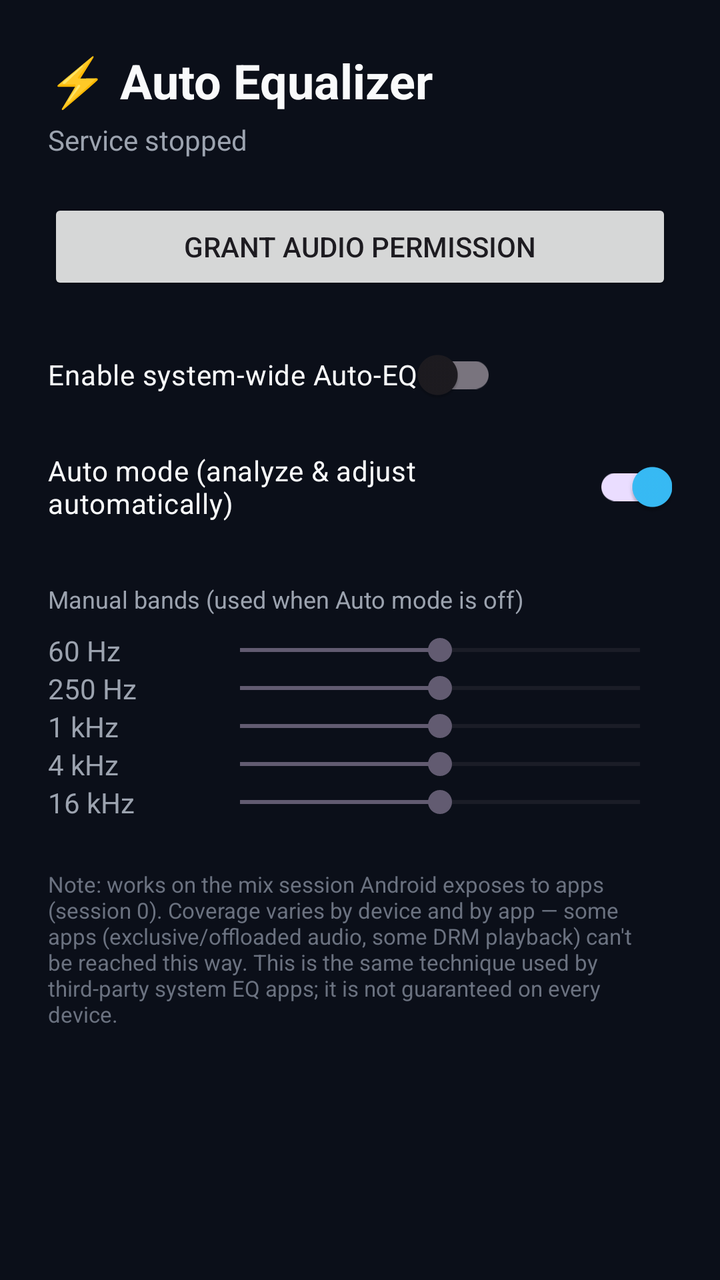
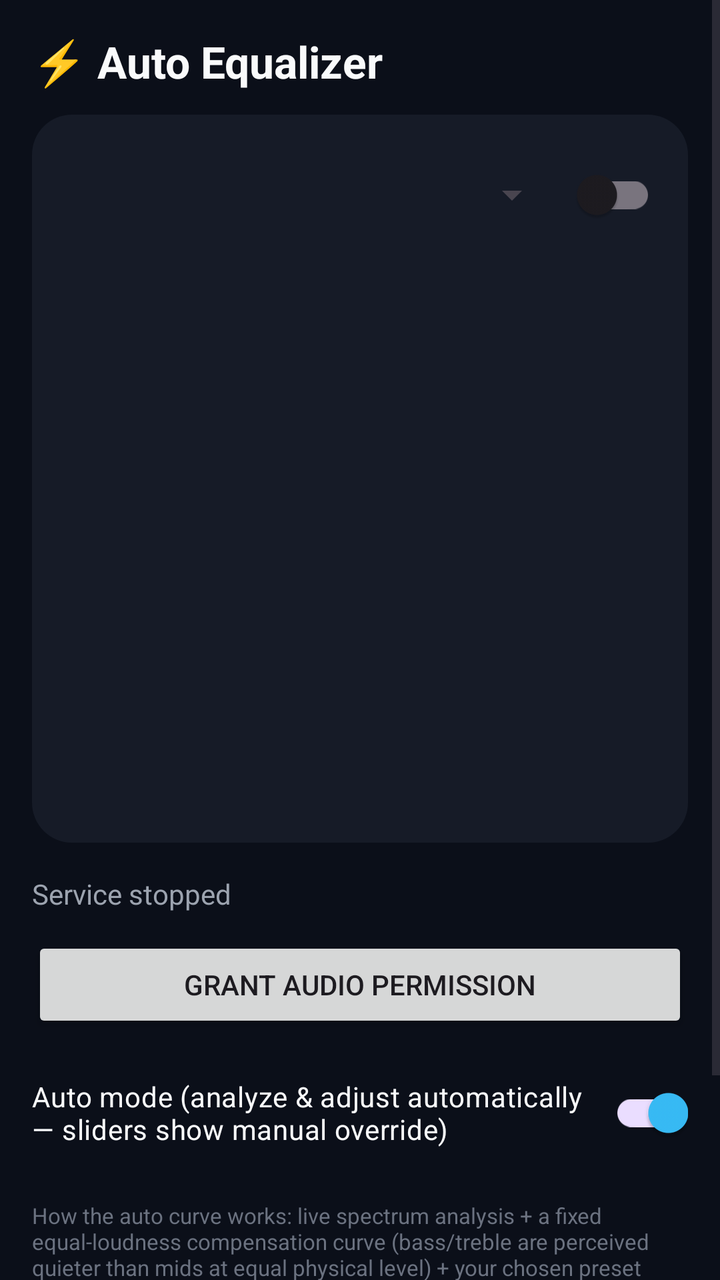

Compare the two renders of this Android layout. The source of the first and the diff that turns it into the second are given below.
<!-- AndroidManifest.xml: application theme Theme.AutoEqualizer -->
<!-- res/layout/activity_main.xml -->
<?xml version="1.0" encoding="utf-8"?>
<ScrollView xmlns:android="http://schemas.android.com/apk/res/android"
    android:layout_width="match_parent"
    android:layout_height="match_parent"
    android:background="#0B0F19">

    <LinearLayout
        android:layout_width="match_parent"
        android:layout_height="wrap_content"
        android:orientation="vertical"
        android:padding="24dp">

        <TextView
            android:layout_width="wrap_content"
            android:layout_height="wrap_content"
            android:text="⚡ Auto Equalizer"
            android:textColor="#F9FAFB"
            android:textSize="24sp"
            android:textStyle="bold" />

        <TextView
            android:id="@+id/statusText"
            android:layout_width="wrap_content"
            android:layout_height="wrap_content"
            android:layout_marginTop="4dp"
            android:text="Service stopped"
            android:textColor="#9CA3AF"
            android:textSize="14sp" />

        <Button
            android:id="@+id/permissionButton"
            android:layout_width="match_parent"
            android:layout_height="wrap_content"
            android:layout_marginTop="20dp"
            android:text="Grant Audio Permission" />

        <com.google.android.material.switchmaterial.SwitchMaterial
            android:id="@+id/serviceToggle"
            android:layout_width="wrap_content"
            android:layout_height="wrap_content"
            android:layout_marginTop="16dp"
            android:text="Enable system-wide Auto-EQ"
            android:textColor="#F9FAFB" />

        <com.google.android.material.switchmaterial.SwitchMaterial
            android:id="@+id/autoModeToggle"
            android:layout_width="wrap_content"
            android:layout_height="wrap_content"
            android:layout_marginTop="8dp"
            android:checked="true"
            android:text="Auto mode (analyze &amp; adjust automatically)"
            android:textColor="#F9FAFB" />

        <TextView
            android:layout_width="match_parent"
            android:layout_height="wrap_content"
            android:layout_marginTop="24dp"
            android:text="Manual bands (used when Auto mode is off)"
            android:textColor="#9CA3AF"
            android:textSize="12sp" />

        <LinearLayout
            android:layout_width="match_parent"
            android:layout_height="wrap_content"
            android:layout_marginTop="8dp"
            android:orientation="vertical">

            <LinearLayout android:layout_width="match_parent" android:layout_height="wrap_content" android:orientation="horizontal" android:gravity="center_vertical">
                <TextView android:layout_width="80dp" android:layout_height="wrap_content" android:text="60 Hz" android:textColor="#9CA3AF" />
                <SeekBar android:id="@+id/band0" android:layout_width="0dp" android:layout_weight="1" android:layout_height="wrap_content" android:max="30" android:progress="15" />
            </LinearLayout>

            <LinearLayout android:layout_width="match_parent" android:layout_height="wrap_content" android:orientation="horizontal" android:gravity="center_vertical">
                <TextView android:layout_width="80dp" android:layout_height="wrap_content" android:text="250 Hz" android:textColor="#9CA3AF" />
                <SeekBar android:id="@+id/band1" android:layout_width="0dp" android:layout_weight="1" android:layout_height="wrap_content" android:max="30" android:progress="15" />
            </LinearLayout>

            <LinearLayout android:layout_width="match_parent" android:layout_height="wrap_content" android:orientation="horizontal" android:gravity="center_vertical">
                <TextView android:layout_width="80dp" android:layout_height="wrap_content" android:text="1 kHz" android:textColor="#9CA3AF" />
                <SeekBar android:id="@+id/band2" android:layout_width="0dp" android:layout_weight="1" android:layout_height="wrap_content" android:max="30" android:progress="15" />
            </LinearLayout>

            <LinearLayout android:layout_width="match_parent" android:layout_height="wrap_content" android:orientation="horizontal" android:gravity="center_vertical">
                <TextView android:layout_width="80dp" android:layout_height="wrap_content" android:text="4 kHz" android:textColor="#9CA3AF" />
                <SeekBar android:id="@+id/band3" android:layout_width="0dp" android:layout_weight="1" android:layout_height="wrap_content" android:max="30" android:progress="15" />
            </LinearLayout>

            <LinearLayout android:layout_width="match_parent" android:layout_height="wrap_content" android:orientation="horizontal" android:gravity="center_vertical">
                <TextView android:layout_width="80dp" android:layout_height="wrap_content" android:text="16 kHz" android:textColor="#9CA3AF" />
                <SeekBar android:id="@+id/band4" android:layout_width="0dp" android:layout_weight="1" android:layout_height="wrap_content" android:max="30" android:progress="15" />
            </LinearLayout>

        </LinearLayout>

        <TextView
            android:layout_width="match_parent"
            android:layout_height="wrap_content"
            android:layout_marginTop="24dp"
            android:text="Note: works on the mix session Android exposes to apps (session 0). Coverage varies by device and by app — some apps (exclusive/offloaded audio, some DRM playback) can't be reached this way. This is the same technique used by third-party system EQ apps; it is not guaranteed on every device."
            android:textColor="#6B7280"
            android:textSize="11sp" />

    </LinearLayout>
</ScrollView>
<!-- resources referenced by this layout -->
<resources>
  <style name="Theme.AutoEqualizer" parent="Theme.Material3.DayNight.NoActionBar">
          <item name="colorPrimary">#38BDF8</item>
          <item name="android:windowBackground">#0B0F19</item>
      </style>
</resources>

<!-- the commit's change to res/layout/activity_main.xml (unified diff, before → after) -->
@@ -8,21 +8,75 @@
         android:layout_width="match_parent"
         android:layout_height="wrap_content"
         android:orientation="vertical"
-        android:padding="24dp">
+        android:padding="16dp">
 
         <TextView
             android:layout_width="wrap_content"
             android:layout_height="wrap_content"
             android:text="⚡ Auto Equalizer"
             android:textColor="#F9FAFB"
-            android:textSize="24sp"
-            android:textStyle="bold" />
+            android:textSize="22sp"
+            android:textStyle="bold"
+            android:layout_marginBottom="12dp" />
+
+        
+        <LinearLayout
+            android:layout_width="match_parent"
+            android:layout_height="wrap_content"
+            android:orientation="vertical"
+            android:background="@drawable/card_background"
+            android:padding="16dp">
+
+            
+            <LinearLayout
+                android:layout_width="match_parent"
+                android:layout_height="wrap_content"
+                android:orientation="horizontal"
+                android:gravity="center_vertical"
+                android:layout_marginBottom="16dp">
+
+                <Spinner
+                    android:id="@+id/presetSpinner"
+                    android:layout_width="0dp"
+                    android:layout_height="wrap_content"
+                    android:layout_weight="1" />
+
+                <com.google.android.material.switchmaterial.SwitchMaterial
+                    android:id="@+id/serviceToggle"
+                    android:layout_width="wrap_content"
+                    android:layout_height="wrap_content" />
+            </LinearLayout>
+
+            
+            <LinearLayout
+                android:id="@+id/freqLabelsRow"
+                android:layout_width="match_parent"
+                android:layout_height="wrap_content"
+                android:orientation="horizontal" />
+
+            
+            <LinearLayout
+                android:id="@+id/slidersRow"
+                android:layout_width="match_parent"
+                android:layout_height="260dp"
+                android:orientation="horizontal"
+                android:layout_marginTop="4dp" />
+
+            
+            <LinearLayout
+                android:id="@+id/valueLabelsRow"
+                android:layout_width="match_parent"
+                android:layout_height="wrap_content"
+                android:orientation="horizontal"
+                android:layout_marginTop="4dp" />
+
+        </LinearLayout>
 
         <TextView
             android:id="@+id/statusText"
             android:layout_width="wrap_content"
             android:layout_height="wrap_content"
-            android:layout_marginTop="4dp"
+            android:layout_marginTop="16dp"
             android:text="Service stopped"
             android:textColor="#9CA3AF"
             android:textSize="14sp" />
@@ -31,71 +85,30 @@
             android:id="@+id/permissionButton"
             android:layout_width="match_parent"
             android:layout_height="wrap_content"
-            android:layout_marginTop="20dp"
+            android:layout_marginTop="12dp"
             android:text="Grant Audio Permission" />
-
-        <com.google.android.material.switchmaterial.SwitchMaterial
-            android:id="@+id/serviceToggle"
-            android:layout_width="wrap_content"
-            android:layout_height="wrap_content"
-            android:layout_marginTop="16dp"
-            android:text="Enable system-wide Auto-EQ"
-            android:textColor="#F9FAFB" />
 
         <com.google.android.material.switchmaterial.SwitchMaterial
             android:id="@+id/autoModeToggle"
             android:layout_width="wrap_content"
             android:layout_height="wrap_content"
-            android:layout_marginTop="8dp"
+            android:layout_marginTop="16dp"
             android:checked="true"
-            android:text="Auto mode (analyze &amp; adjust automatically)"
+            android:text="Auto mode (analyze &amp; adjust automatically — sliders show manual override)"
             android:textColor="#F9FAFB" />
 
         <TextView
             android:layout_width="match_parent"
             android:layout_height="wrap_content"
-            android:layout_marginTop="24dp"
-            android:text="Manual bands (used when Auto mode is off)"
-            android:textColor="#9CA3AF"
-            android:textSize="12sp" />
-
-        <LinearLayout
-            android:layout_width="match_parent"
-            android:layout_height="wrap_content"
-            android:layout_marginTop="8dp"
-            android:orientation="vertical">
-
-            <LinearLayout android:layout_width="match_parent" android:layout_height="wrap_content" android:orientation="horizontal" android:gravity="center_vertical">
-                <TextView android:layout_width="80dp" android:layout_height="wrap_content" android:text="60 Hz" android:textColor="#9CA3AF" />
-                <SeekBar android:id="@+id/band0" android:layout_width="0dp" android:layout_weight="1" android:layout_height="wrap_content" android:max="30" android:progress="15" />
-            </LinearLayout>
-
-            <LinearLayout android:layout_width="match_parent" android:layout_height="wrap_content" android:orientation="horizontal" android:gravity="center_vertical">
-                <TextView android:layout_width="80dp" android:layout_height="wrap_content" android:text="250 Hz" android:textColor="#9CA3AF" />
-                <SeekBar android:id="@+id/band1" android:layout_width="0dp" android:layout_weight="1" android:layout_height="wrap_content" android:max="30" android:progress="15" />
-            </LinearLayout>
-
-            <LinearLayout android:layout_width="match_parent" android:layout_height="wrap_content" android:orientation="horizontal" android:gravity="center_vertical">
-                <TextView android:layout_width="80dp" android:layout_height="wrap_content" android:text="1 kHz" android:textColor="#9CA3AF" />
-                <SeekBar android:id="@+id/band2" android:layout_width="0dp" android:layout_weight="1" android:layout_height="wrap_content" android:max="30" android:progress="15" />
-            </LinearLayout>
-
-            <LinearLayout android:layout_width="match_parent" android:layout_height="wrap_content" android:orientation="horizontal" android:gravity="center_vertical">
-                <TextView android:layout_width="80dp" android:layout_height="wrap_content" android:text="4 kHz" android:textColor="#9CA3AF" />
-                <SeekBar android:id="@+id/band3" android:layout_width="0dp" android:layout_weight="1" android:layout_height="wrap_content" android:max="30" android:progress="15" />
-            </LinearLayout>
-
-            <LinearLayout android:layout_width="match_parent" android:layout_height="wrap_content" android:orientation="horizontal" android:gravity="center_vertical">
-                <TextView android:layout_width="80dp" android:layout_height="wrap_content" android:text="16 kHz" android:textColor="#9CA3AF" />
-                <SeekBar android:id="@+id/band4" android:layout_width="0dp" android:layout_weight="1" android:layout_height="wrap_content" android:max="30" android:progress="15" />
-            </LinearLayout>
-
-        </LinearLayout>
+            android:layout_marginTop="20dp"
+            android:text="How the auto curve works: live spectrum analysis + a fixed equal-loudness compensation curve (bass/treble are perceived quieter than mids at equal physical level) + your chosen preset offset, smoothed with attack/release so it doesn't jitter on every beat."
+            android:textColor="#6B7280"
+            android:textSize="11sp" />
 
         <TextView
             android:layout_width="match_parent"
             android:layout_height="wrap_content"
-            android:layout_marginTop="24dp"
+            android:layout_marginTop="12dp"
             android:text="Note: works on the mix session Android exposes to apps (session 0). Coverage varies by device and by app — some apps (exclusive/offloaded audio, some DRM playback) can't be reached this way. This is the same technique used by third-party system EQ apps; it is not guaranteed on every device."
             android:textColor="#6B7280"
             android:textSize="11sp" />
<!-- resource entries referenced after the edit -->
@@ -1,5 +1,11 @@
 <!-- resources referenced by this layout -->
 <resources>
+  <!-- drawable card_background (drawable) -->
+  <?xml version="1.0" encoding="utf-8"?>
+  <shape xmlns:android="http://schemas.android.com/apk/res/android">
+      <solid android:color="#161B27" />
+      <corners android:radius="20dp" />
+  </shape>
   <style name="Theme.AutoEqualizer" parent="Theme.Material3.DayNight.NoActionBar">
           <item name="colorPrimary">#38BDF8</item>
           <item name="android:windowBackground">#0B0F19</item>
